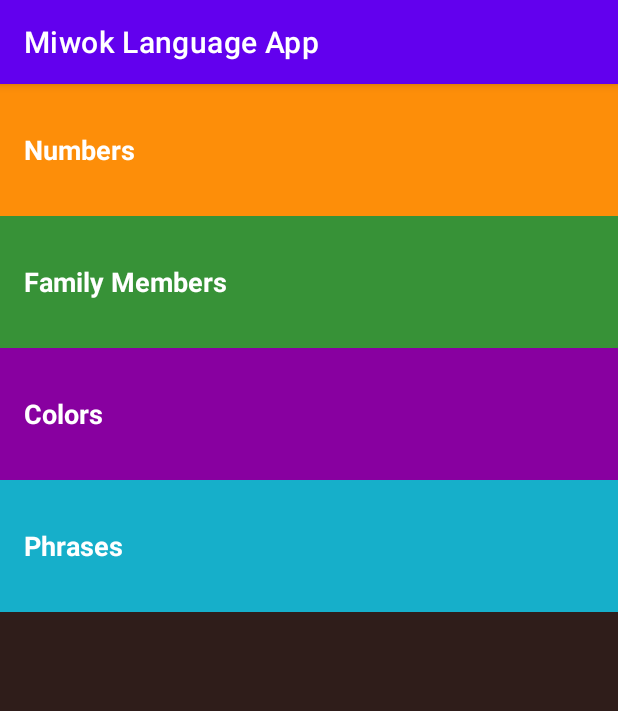
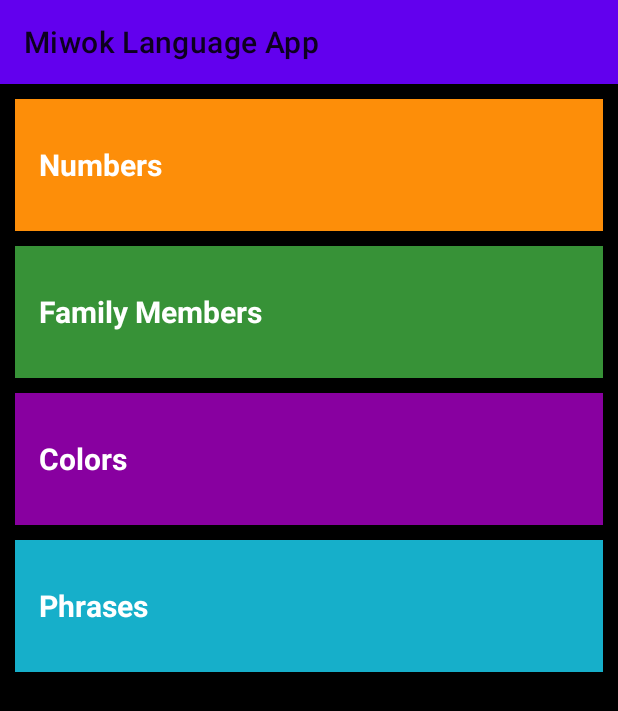
Before and after one commit to tanishq1306/MiwokLanguageApp, an Android app: the screen it shows after launch (MainActivity), on a phone screen of 412 x 824 dp. Shown: the top 711 px of the screen. Run offline under Robolectric (Android 15) with nearby library versions, the phone set to English and light mode, and no system bars.

Commit message:
Lesson 2 implemented Changes made in MainActivity, Manifest, xml file.

```diff
--- a/app/src/main/java/com/example/miwoklanguageapp/MainActivity.java
+++ b/app/src/main/java/com/example/miwoklanguageapp/MainActivity.java
@@ -12,6 +12,7 @@ public class MainActivity extends AppCompatActivity {
     @Override
     protected void onCreate(Bundle savedInstanceState) {
         super.onCreate(savedInstanceState);
+        // Set the content of the activity to use the activity_main.xml layout file
         setContentView(R.layout.activity_main);
 
         // Find the View that shows the numbers category
--- a/app/src/main/res/layout/activity_colors.xml
+++ b/app/src/main/res/layout/activity_colors.xml
@@ -2,6 +2,10 @@
 <RelativeLayout
     xmlns:android="http://schemas.android.com/apk/res/android"
     android:layout_width="match_parent"
-    android:layout_height="match_parent">
+    android:layout_height="match_parent"
+    android:paddingBottom="@dimen/activity_vertical_margin"
+    android:paddingLeft="@dimen/activity_horizontal_margin"
+    android:paddingRight="@dimen/activity_horizontal_margin"
+    android:paddingTop="@dimen/activity_vertical_margin">
 
 </RelativeLayout>
--- a/app/src/main/res/layout/activity_main.xml
+++ b/app/src/main/res/layout/activity_main.xml
@@ -5,30 +5,52 @@
     android:layout_width="match_parent"
     android:layout_height="match_parent"
     android:orientation="vertical"
-    android:background="@color/primary_dark_color"
+    android:background="@color/black"
     tools:context=".MainActivity">
 
     <TextView
         android:id="@+id/numbers"
         style="@style/CategoryStyle"
+        android:textStyle="bold"
+        android:textSize="20dp"
+
+        android:layout_marginTop="10dp"
+        android:layout_marginRight="10dp"
+        android:layout_marginLeft="10dp"
+
         android:background="@color/category_numbers"
         android:text="@string/category_numbers" />
 
     <TextView
         android:id="@+id/family"
         style="@style/CategoryStyle"
+        android:textSize="20dp"
+        android:layout_marginTop="10dp"
+        android:layout_marginRight="10dp"
+        android:layout_marginLeft="10dp"
+
         android:background="@color/category_family"
         android:text="@string/category_family" />
 
     <TextView
         android:id="@+id/colors"
         style="@style/CategoryStyle"
+        android:textSize="20dp"
+        android:layout_marginTop="10dp"
+        android:layout_marginRight="10dp"
+        android:layout_marginLeft="10dp"
+
         android:background="@color/category_colors"
         android:text="@string/category_colors" />
 
     <TextView
         android:id="@+id/phrases"
         style="@style/CategoryStyle"
+        android:textSize="20dp"
+        android:layout_marginTop="10dp"
+        android:layout_marginRight="10dp"
+        android:layout_marginLeft="10dp"
+
         android:background="@color/category_phrases"
         android:text="@string/category_phrases" />
 
--- a/app/src/main/res/values/themes.xml
+++ b/app/src/main/res/values/themes.xml
@@ -1,6 +1,6 @@
 <resources xmlns:tools="http://schemas.android.com/tools">
     <!-- Base application theme. -->
-    <style name="Theme.MiwokLanguageApp" parent="Theme.MaterialComponents.DayNight.DarkActionBar">
+    <style name="Theme.MiwokLanguageApp" parent="Theme.MaterialComponents.Light">
         <!-- Primary brand color. -->
         <item name="colorPrimary">@color/purple_500</item>
         <item name="colorPrimaryVariant">@color/purple_700</item>
```
Also changed, not shown: app/src/main/AndroidManifest.xml (+41 -0 lines), app/src/main/res/layout/activity_family.xml (+9 -4 lines), app/src/main/res/layout/activity_numbers.xml (+9 -4 lines), app/src/main/res/layout/activity_phrases.xml (+7 -3 lines).
